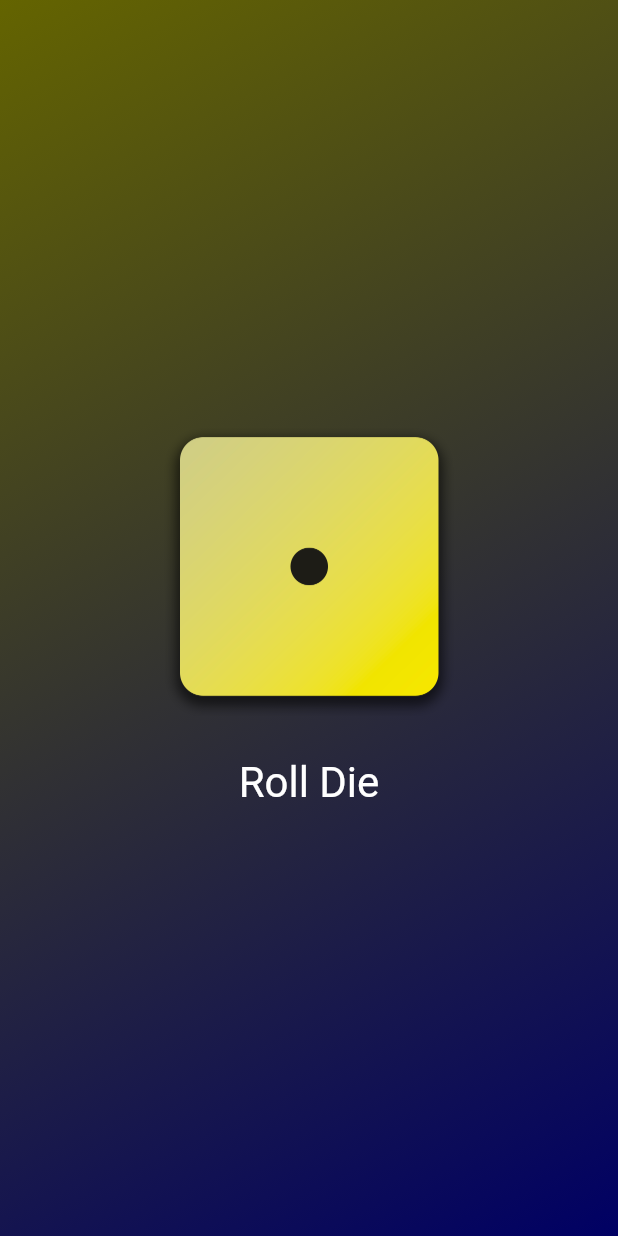
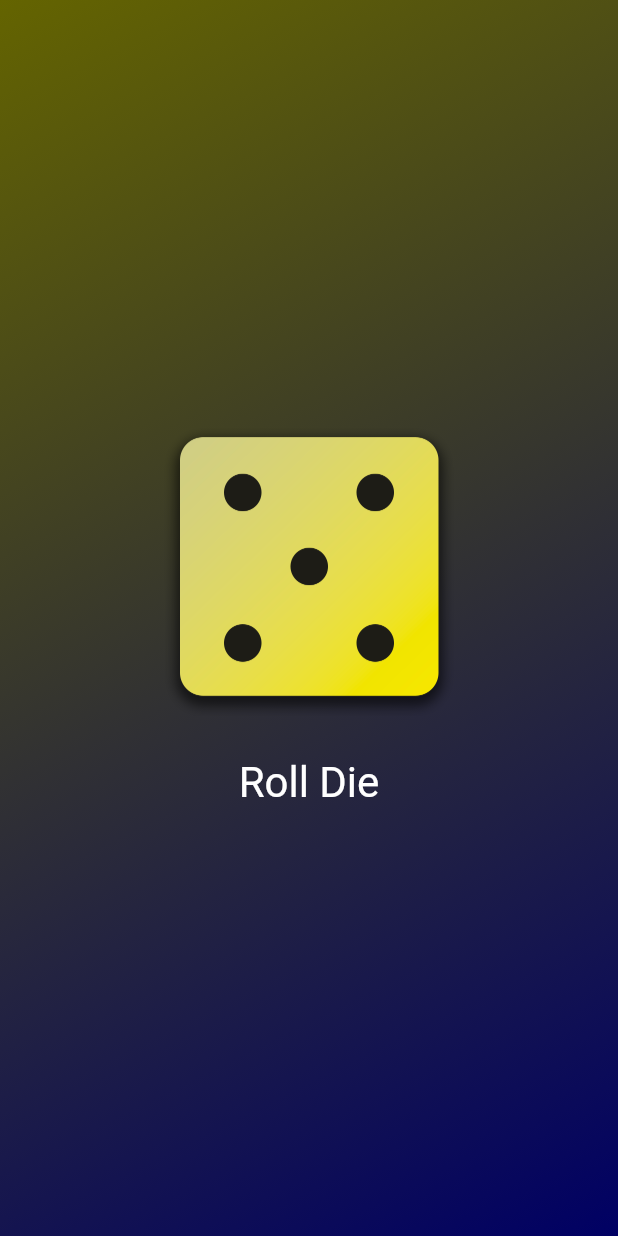
Before and after one commit to bjornunnar/flutter-roll-dice, a Flutter app: the screen it shows after launch, after a tap on "Roll Die", on a phone screen of 412 x 824 dp. Run offline on Flutter 3.47's test engine with Material 2 defaults, Android fonts, the phone set to English and light mode, and no system bars.

Commit message:
finish die roller

```diff
--- a/flutter_udemy/lib/die_roller.dart
+++ b/flutter_udemy/lib/die_roller.dart
@@ -1,10 +1,55 @@
 import 'package:flutter/material.dart';
+import 'dart:math' as math;
+
+final randomizer = math.Random();
 
 class DieRoller extends StatefulWidget {
+  const DieRoller({super.key});
+
+
   @override
-  State createState(){
+  State<DieRoller> createState(){ // stateful widget _does not_ have a build method!
+  return _DieRollerState(); // _DieRollerState _does_ have a build method, and w just call that as a function here.
 
   }
 }
 
-// UNFINISHED !!
+// and now the second class, extending the first.
+// flutter requires these two classes to be detached from each other.
+// and here we do have the build method.
+class _DieRollerState extends State<DieRoller>{ // underscore "_" means that this class is private to die_roller.dart -- even if we import this to main.dart. reason being that this should only be used internally.
+
+  int dieNumber = 2;
+
+  void rollDie(){
+    setState(() { // the setState function is built into the "State" superclass, and allows us to change the state of the widget when rollDie is called.
+    dieNumber = randomizer.nextInt(6) + 1;
+    });
+  }
+
+@override
+Widget build(context){
+  return Column(
+              mainAxisSize: MainAxisSize.min,
+              children: [
+                Image.asset( //using image helper function, get asset named in pubspec.yaml
+                  'assets/images/dice-$dieNumber.png',
+                  width: 200,
+                ),
+                const SizedBox(height: 20),
+                TextButton(
+                  onPressed: rollDie,
+                  style: TextButton.styleFrom(
+                    foregroundColor: Colors.white,
+                    textStyle: const TextStyle(
+                      fontSize: 28,
+                    )
+                  ),
+                  child: const Text("Roll Die"),
+                )
+              ],
+            );
+}
+
+
+}
--- a/flutter_udemy/lib/gradient_container.dart
+++ b/flutter_udemy/lib/gradient_container.dart
@@ -1,4 +1,5 @@
 import 'package:flutter/material.dart';
+import 'package:flutter_udemy/die_roller.dart';
 
 // variables outside class
 const startAlignment = Alignment.topLeft;
@@ -6,14 +7,9 @@ const endAlignment = Alignment.bottomRight;
 
 
 class GradientContainer extends StatelessWidget { // my custom widget inherits from StatelessWidget "superclass"
-  GradientContainer(this.colors, {super.key}); // gets 'key' value from superclass and implements as 'key'.
+  const GradientContainer(this.colors, {super.key}); // gets 'key' value from superclass and implements as 'key'.
 
   final List<Color> colors;
-  var activeDieImage = 'assets/images/dice-1.png';
-
-  void rollDie(){
-    activeDieImage = 'assets/images/dice-2.png';
-  }
 
 
   @override // "StatelessWidget" expects a 'build' method. "@override" makes clear that we are overriding for our class
@@ -26,27 +22,8 @@ class GradientContainer extends StatelessWidget { // my custom widget inherits f
               end: endAlignment,
             ),
           ),
-          child: Center(
-            child: Column(
-              mainAxisSize: MainAxisSize.min,
-              children: [
-                Image.asset( //using image helper function, get asset named in pubspec.yaml
-                  activeDieImage,
-                  width: 200,
-                ),
-                const SizedBox(height: 20),
-                TextButton(
-                  onPressed: rollDie,
-                  style: TextButton.styleFrom(
-                    foregroundColor: Colors.white,
-                    textStyle: const TextStyle(
-                      fontSize: 28,
-                    )
-                  ),
-                  child: const Text("Roll Die"),
-                )
-              ],
-            ),
+          child: const Center(
+            child: DieRoller(),
           ),
         );
   }
--- a/flutter_udemy/lib/main.dart
+++ b/flutter_udemy/lib/main.dart
@@ -3,9 +3,9 @@ import 'package:flutter_udemy/gradient_container.dart';
 
 void main() {
   runApp(
-    MaterialApp(
+    const MaterialApp(
       home: Scaffold(
-        body: GradientContainer(const [Color.fromARGB(255, 100, 100, 0), Color.fromARGB(255, 0, 0, 100)]), // my custom widget, defined in separate file
+        body: GradientContainer([Color.fromARGB(255, 100, 100, 0), Color.fromARGB(255, 0, 0, 100)]), // my custom widget, defined in separate file
       ),
     ),
   );
```
